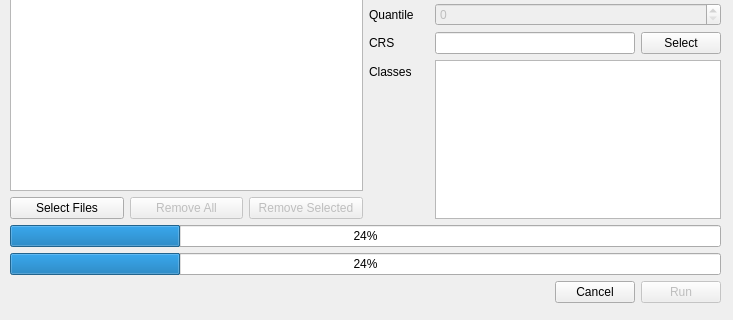
Qt form src/apps/lasgrid.ui (zxgdll/geotools) before a commit; both pictures show x 0 to 733 and y 182 to 502 of the 733 by 502 pixel window.
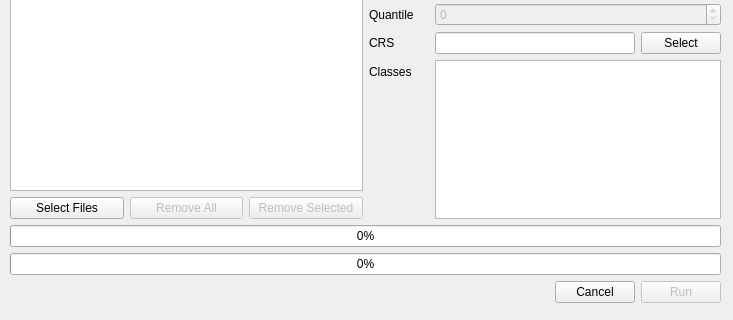
The same form after that commit.

Commit message: Small adjustments to gui file relationships. Lasgrid UI runs program; still needs setup.

Patch:
```diff
--- a/src/apps/lasgrid.ui
+++ b/src/apps/lasgrid.ui
@@ -232,14 +232,14 @@
     <item>
      <widget class="QProgressBar" name="prgFile">
       <property name="value">
-       <number>24</number>
+       <number>0</number>
       </property>
      </widget>
     </item>
     <item>
      <widget class="QProgressBar" name="prgOverall">
       <property name="value">
-       <number>24</number>
+       <number>0</number>
       </property>
      </widget>
     </item>
```
Left out of the diff: 15 changed lines with no effect on the pictures. The commit also changes 7 other files.
